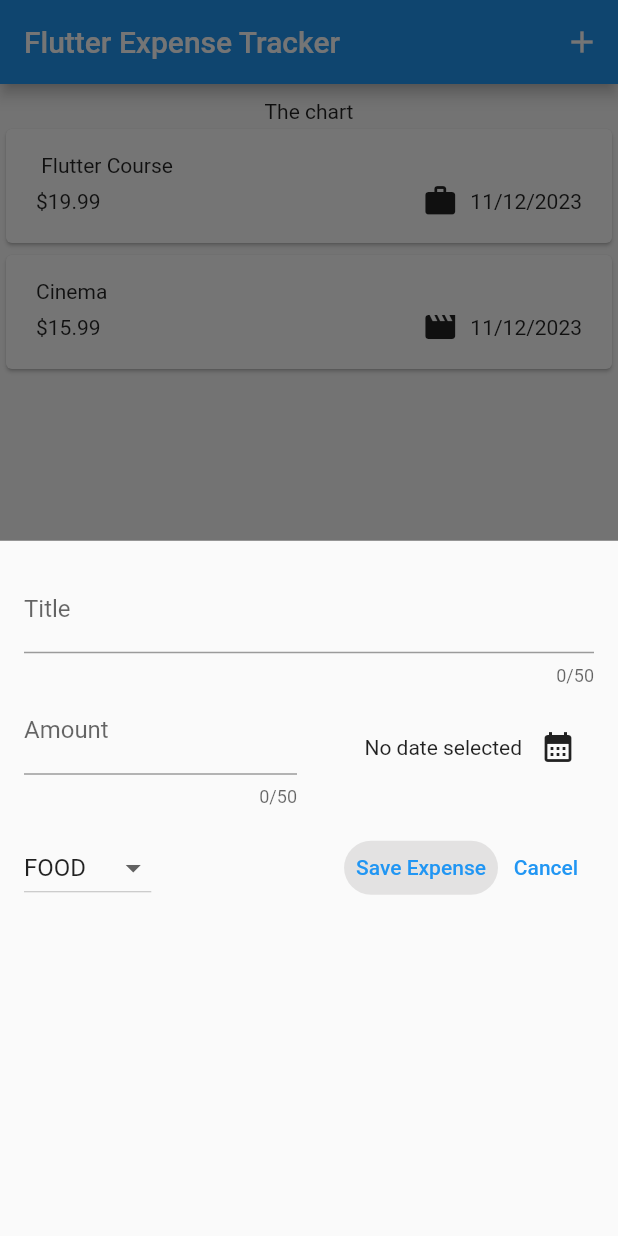
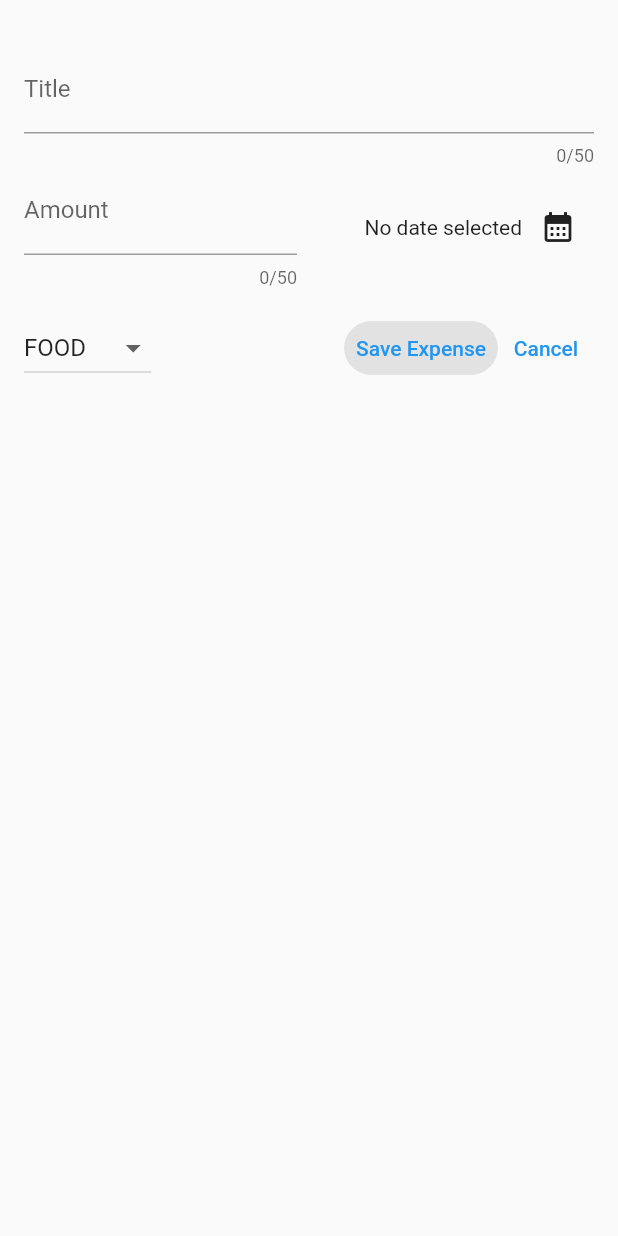
Before and after one commit to CongNQ-Dev/flutter-expense-tracker, a Flutter app: the screen it shows after launch, after a tap on the "add" icon, on a phone screen of 412 x 824 dp. Run offline on Flutter 3.47's test engine with Material 2 defaults, Android fonts, the phone set to English and light mode, and no system bars; missing offline and left inert: dart:ffi.

Commit message:
Creating a Fullscreen Modal

```diff
--- a/lib/widget/expenses.dart
+++ b/lib/widget/expenses.dart
@@ -25,6 +25,7 @@ class _ExpensesState extends State<Expenses> {
   ];
   void _openAddExpenseOverlay() {
     showModalBottomSheet(
+        isScrollControlled: true, //full screen input
         context: context,
         builder: (ctx) => NewExpense(onAddExpense: _addExpense));
   }
--- a/lib/widget/new_expense.dart
+++ b/lib/widget/new_expense.dart
@@ -57,6 +57,7 @@ class _NewExpenseState extends State<NewExpense> {
         amount: enteredAmount,
         date: _selectedDate!,
         category: _selectedCategory));
+    Navigator.pop(context);
   }
 
   @override
@@ -75,7 +76,7 @@ class _NewExpenseState extends State<NewExpense> {
   @override
   Widget build(BuildContext context) {
     return Padding(
-      padding: const EdgeInsets.all(16),
+      padding: const EdgeInsets.fromLTRB(16, 30, 16, 16),
       child: Column(
         children: [
           TextField(
```
